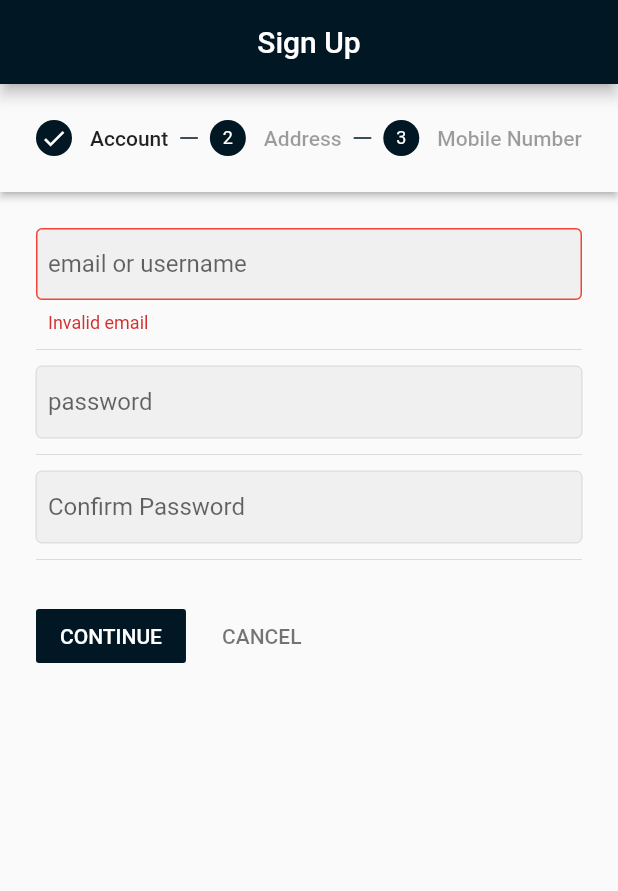
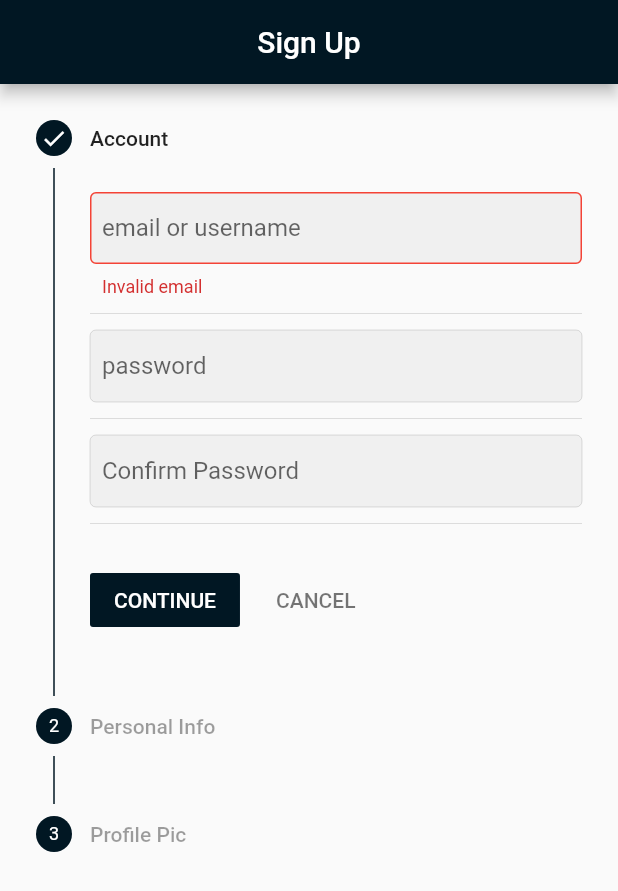
Before and after one commit to muzammilS007/instagram, a Flutter app: the SignUpScreen screen opened directly, after a tap on "CONTINUE", on a phone screen of 412 x 824 dp. Shown: the top 891 px of the screen. Run offline on Flutter 3.47's test engine with Material 2 defaults, Android fonts, the phone set to English and light mode, and no system bars; our stand-ins replace cloud_firestore, firebase_core, flutter_neumorphic, flutter_svg, get, permission_handler and 4 more; accounts and stored records are empty.

Commit message:
setting up sign up page

```diff
--- /dev/null
+++ b/lib/data/model/signup_model.dart
@@ -0,0 +1,14 @@
+class SignUp {
+  String firstName;
+  String email;
+  String password;
+  String imagePath;
+  String aboutInfo;
+  String location;
+  String phoneNumber;
+  String dateTime;
+
+
+  SignUp({this.firstName,this.email,this.password,this.imagePath,this.phoneNumber,this.location,this.aboutInfo,this.dateTime});
+
+}
--- a/lib/ui/account/big_avatar_user_widget.dart
+++ b/lib/ui/account/big_avatar_user_widget.dart
@@ -1,36 +1,53 @@
 import 'package:flutter/material.dart';
-import 'dart:developer' as developer;
+import 'package:instagram/utils/constants.dart';
 
 class BigAvatarUserWidget extends StatefulWidget {
-  static const ROUTE_NAME = 'BigAvatarUserWidget';
+  final imagePath;
+  final width;
+  final height;
+  final Function click;
+
+  BigAvatarUserWidget({this.imagePath, this.height, this.width, this.click});
+
   @override
   _BigAvatarUserWidgetState createState() => _BigAvatarUserWidgetState();
 }
 
 class _BigAvatarUserWidgetState extends State<BigAvatarUserWidget> {
-  static const TAG = 'BigAvatarUserWidget';
   @override
   Widget build(BuildContext context) {
     return Container(
-      width: 80,
-      height: 80,
+      width: widget.width ?? Constants.AVATAR_WIDTH_DEFAULT,
+      height: widget.height ?? Constants.AVATAR_HEIGHT_DEFAULT,
       child: Stack(
         children: <Widget>[
-          Positioned.fill(child: CircleAvatar(
-            backgroundImage: AssetImage('assets/sample/ic_avatar_1.jpg'),
+          Positioned.fill(
+              child: CircleAvatar(
+            backgroundImage: AssetImage(
+                '${widget.imagePath ?? Constants.DEFAULT_AVATAR_PLACEHOLDER}'),
           )),
           Positioned(
             child: ClipOval(
               child: Container(
+                height: 30,
+                width: 30,
                 decoration: ShapeDecoration(
-                  color: Colors.blueAccent,
-                  shape: CircleBorder(
-                    side: Divider.createBorderSide(context, width: 2, color: Theme.of(context).cardColor),
-                  )
-                ),
+                    color: Colors.blueAccent,
+                    shape: CircleBorder(
+                      side: Divider.createBorderSide(context,
+                          width: 2, color: Theme.of(context).cardColor),
+                    )),
                 padding: EdgeInsets.all(2),
                 alignment: Alignment.center,
-                child: Icon(Icons.add, size: 12, color: Colors.white,),
+                child: InkWell(
+                  onTap: ()=>{
+                    widget.click()
+                  },
+                    child: Icon(
+                  Icons.add,
+                  size: 12,
+                  color: Colors.white,
+                )),
               ),
             ),
             right: 0,
--- a/lib/ui/main_content/main_content_screen.dart
+++ b/lib/ui/main_content/main_content_screen.dart
@@ -1,14 +1,11 @@
 import 'package:flutter/cupertino.dart';
 import 'package:flutter/material.dart';
-import 'package:flutter/services.dart';
 import 'package:instagram/ui/account/account_page.dart';
 import 'package:instagram/ui/home/home_screen.dart';
 import 'package:instagram/ui/post/post_screen.dart';
 import 'package:instagram/ui/search/search_screen.dart';
-import 'package:instagram/utils/constants.dart';
 import 'package:instagram/utils/permission_helper.dart';
 import 'package:instagram/utils/themes.dart';
-import 'package:persistent_bottom_nav_bar/persistent-tab-view.dart';
 
 class MyApp extends StatelessWidget {
 //  final _sharePref = SharePref();
--- a/lib/ui/signup/sign_up_screen.dart
+++ b/lib/ui/signup/sign_up_screen.dart
@@ -1,42 +1,38 @@
 import 'package:flutter/material.dart';
+import 'package:instagram/ui/account/big_avatar_user_widget.dart';
 import 'package:instagram/ui/signup/sign_up_viewmodel.dart';
 import 'package:stacked/stacked.dart';
 
 class SignUpScreen extends StatelessWidget {
   final signupviewmodel = SignUpViewModel();
+
   SignUpScreen({Key key}) : super(key: key);
   final StepperType stepperType = StepperType.vertical;
-
-
 
   @override
   Widget build(BuildContext context) {
     final inputBorder =
         OutlineInputBorder(borderSide: Divider.createBorderSide(context));
-    return ViewModelBuilder<SignUpViewModel>.reactive(viewModelBuilder: ()=>SignUpViewModel(), builder: (context,viewmodel,child){
-      return   Scaffold(
+    return ViewModelBuilder<SignUpViewModel>.reactive(
+        viewModelBuilder: () => SignUpViewModel(),
+        builder: (context, viewmodel, child) {
+          return Scaffold(
             appBar: AppBar(
               automaticallyImplyLeading: false,
               title: Text('Sign Up'),
               centerTitle: true,
             ),
-        body:  Container(
+            body: Container(
               child: Column(
                 children: [
                   Expanded(
                     child: Stepper(
-                  type: StepperType.horizontal,
+                      type: StepperType.vertical,
                       physics: ScrollPhysics(),
                       currentStep: viewmodel.currentStep,
-                  onStepTapped: (step) => {
-                    viewmodel.tapped(step)
-                  },
-                  onStepContinue:
-                  ()=>{
-                    viewmodel.updateState(() => {
-                        viewmodel.continued
-                    })
-
+                      onStepTapped: (step) => {viewmodel.tapped(step)},
+                      onStepContinue: () => {
+                        viewmodel.updateState(() => {viewmodel.continued()})
                       },
                       onStepCancel: viewmodel.cancel,
                       steps: <Step>[
@@ -45,14 +41,15 @@ class SignUpScreen extends StatelessWidget {
                           content: Column(
                             children: <Widget>[
                               TextFormField(
-
-                            controller: viewmodel.username.textEditingController,
+                                controller:
+                                    viewmodel.email.textEditingController,
                                 decoration: InputDecoration(
-                              errorText: viewmodel.username.validate != null
-                                  ? viewmodel.username.validate
+                                  errorText: viewmodel.email.validate != null
+                                      ? viewmodel.email.validate
                                       : null,
                                   errorBorder: OutlineInputBorder(
-                                  borderSide: BorderSide(color: Colors.red)),
+                                      borderSide:
+                                          BorderSide(color: Colors.red)),
                                   hintText: 'email or username',
                                   border: inputBorder,
                                   focusedBorder: inputBorder,
@@ -65,15 +62,20 @@ class SignUpScreen extends StatelessWidget {
                                 keyboardType: TextInputType.text,
                                 autocorrect: false,
                               ),
-                          Divider(height: 22,),
+                              Divider(
+                                height: 22,
+                              ),
                               TextFormField(
-                            controller: viewmodel.password.textEditingController,
+                                controller:
+                                    viewmodel.password.textEditingController,
                                 decoration: InputDecoration(
-                                errorText: viewmodel.password.validate != null
+                                    errorText:
+                                        viewmodel.password.validate != null
                                             ? viewmodel.password.validate
                                             : null,
                                     errorBorder: OutlineInputBorder(
-                                    borderSide: BorderSide(color: Colors.red)),
+                                        borderSide:
+                                            BorderSide(color: Colors.red)),
                                     hintText: 'password',
                                     border: inputBorder,
                                     focusedBorder: inputBorder,
@@ -82,15 +84,20 @@ class SignUpScreen extends StatelessWidget {
                                     contentPadding: EdgeInsets.all(8)),
                                 obscureText: true,
                               ),
-                          Divider(height: 22,),
+                              Divider(
+                                height: 22,
+                              ),
                               TextFormField(
-                            controller: viewmodel.cPassword.textEditingController,
+                                controller:
+                                    viewmodel.cPassword.textEditingController,
                                 decoration: InputDecoration(
-                                errorText: viewmodel.cPassword.validate != null
+                                    errorText:
+                                        viewmodel.cPassword.validate != null
                                             ? viewmodel.cPassword.validate
                                             : null,
                                     errorBorder: OutlineInputBorder(
-                                    borderSide: BorderSide(color: Colors.red)),
+                                        borderSide:
+                                            BorderSide(color: Colors.red)),
                                     hintText: 'Confirm Password',
                                     border: inputBorder,
                                     focusedBorder: inputBorder,
@@ -99,41 +106,53 @@ class SignUpScreen extends StatelessWidget {
                                     contentPadding: EdgeInsets.all(8)),
                                 obscureText: true,
                               ),
-                          Divider(height: 22,),
-                        ],
-                      ),
-                      isActive: viewmodel.currentStep >= 0,
-                      state: viewmodel.currentStep >= 0 ?
-                      StepState.complete : StepState.disabled,
-                    ),
-                    Step(
-                      title: new Text('Address'),
-                      content: Column(
-                        children: <Widget>[
-                          TextFormField(
-                            decoration: InputDecoration(labelText: 'Home Address'),
-                          ),
-                          TextFormField(
-                            decoration: InputDecoration(labelText: 'Postcode'),
+                              Divider(
+                                height: 22,
                               ),
                             ],
                           ),
                           isActive: viewmodel.currentStep >= 0,
-                      state: viewmodel.currentStep >= 1 ?
-                      StepState.complete : StepState.disabled,
+                          state: viewmodel.currentStep >= 0
+                              ? StepState.complete
+                              : StepState.disabled,
                         ),
                         Step(
-                      title: new Text('Mobile Number'),
+                          title: new Text('Personal Info'),
                           content: Column(
                             children: <Widget>[
                               TextFormField(
-                            decoration: InputDecoration(labelText: 'Mobile Number'),
+                                decoration: InputDecoration(labelText: 'Name'),
+                              ),
+                              Text("Gender"),
+                              componentRadioButton(context),
+                              TextFormField(
+                                decoration:
+                                    InputDecoration(labelText: 'Postcode'),
                               ),
                             ],
                           ),
-                      isActive:viewmodel.currentStep >= 0,
-                      state: viewmodel.currentStep >= 2 ?
-                      StepState.complete : StepState.disabled,
+                          isActive: viewmodel.currentStep >= 0,
+                          state: viewmodel.currentStep >= 1
+                              ? StepState.complete
+                              : StepState.disabled,
+                        ),
+                        Step(
+                          title: new Text('Profile Pic'),
+                          content: Center(
+                            child: Column(
+                              children: <Widget>[
+                                BigAvatarUserWidget(height:100.0,width: 100.0,click:()=>{}),
+                                Padding(
+                                  padding: EdgeInsets.only(top: 8),
+                                  child: Text('${viewmodel.name?? 'Muzammil Zafar'}', style: Theme.of(context).textTheme.bodyText2,),
+                                )
+                              ],
+                            ),
+                          ),
+                          isActive: viewmodel.currentStep >= 0,
+                          state: viewmodel.currentStep >= 2
+                              ? StepState.complete
+                              : StepState.disabled,
                         ),
                       ],
                     ),
@@ -141,11 +160,27 @@ class SignUpScreen extends StatelessWidget {
                 ],
               ),
             ),
-
-
           );
         });
   }
 
-
+  Widget componentRadioButton(BuildContext context) {
+    List groupValue = ["Male", "Female"];
+    String value;
+    return Column(
+      children: <Widget>[
+        for (int i = 1; i <= 5; i++)
+          ListTile(
+              title: Text(
+                'Radio $i',
+                style: Theme.of(context)
+                    .textTheme
+                    .subtitle1
+                    .copyWith(color: i == 5 ? Colors.black38 : Colors.black),
+              ),
+              leading: Radio(
+                  value: value, groupValue: groupValue, onChanged: (v) => {})),
+      ],
+    );
   }
+}
--- a/lib/ui/signup/sign_up_viewmodel.dart
+++ b/lib/ui/signup/sign_up_viewmodel.dart
@@ -3,9 +3,16 @@ import 'package:instagram/utils/text_field_validator.dart';
 
 class SignUpViewModel with ChangeNotifier {
   int currentStep = 0;
+  // for account info
   TextFieldValidator password = TextFieldValidator();
   TextFieldValidator cPassword = TextFieldValidator();
-  TextFieldValidator username = TextFieldValidator();
+  TextFieldValidator email = TextFieldValidator();
+
+  //for personal info
+  TextFieldValidator name = TextFieldValidator();
+  TextFieldValidator location = TextFieldValidator();
+
+
 
   tapped(int step) {
     currentStep = step;
@@ -24,24 +31,24 @@ class SignUpViewModel with ChangeNotifier {
   void updateState(Function() movenext) {
     bool emailValid = RegExp(
             r"^[a-zA-Z0-9.a-zA-Z0-9.!#$%&'*+-/=?^_`{|}~]+@[a-zA-Z0-9]+\.[a-zA-Z]+")
-        .hasMatch(username.text);
+        .hasMatch(email.text);
     if (!emailValid) {
-      username.validate = "Invalid email";
+      email.validate = "Invalid email";
       notifyListeners();
       return;
     } else if (password.text.isEmpty) {
       password.validate = "Password Field cannot be empty";
-      username.validate = null;
+      email.validate = null;
       notifyListeners();
       return;
     } else if (cPassword.text.isEmpty) {
       cPassword.validate = "Confirm Password Field cannot be empty";
-      username.validate = null;
+      email.validate = null;
       password.validate = null;
       notifyListeners();
       return;
     } else {
-      username.validate = null;
+      email.validate = null;
       password.validate = null;
       cPassword.validate = null;
       notifyListeners();
@@ -51,7 +58,7 @@ class SignUpViewModel with ChangeNotifier {
 
   @override
   void dispose() {
-    username.dispose();
+    email.dispose();
     password.dispose();
     cPassword.dispose();
     super.dispose();
--- a/lib/utils/constants.dart
+++ b/lib/utils/constants.dart
@@ -1,3 +1,8 @@
 class Constants {
   static final String APP_NAME = "Instagram";
+  static final String DEFAULT_AVATAR_PLACEHOLDER = 'assets/sample/ic_avatar_1.jpg';
+  static final double AVATAR_HEIGHT_DEFAULT = 80;
+  static final double AVATAR_WIDTH_DEFAULT = 80;
+
+
 }
--- a/pubspec.yaml
+++ b/pubspec.yaml
@@ -43,6 +43,7 @@ dependencies:
   firebase_database:
   firebase_core: ^1.10.0
   cloud_firestore: ^3.1.0
+  marquee: ^2.2.0
   firebase_auth:
   permission_handler:
   flutter_staggered_grid_view:
```
Also changed, not shown: pubspec.lock. Lines whose indentation alone changed are shown as unchanged.
